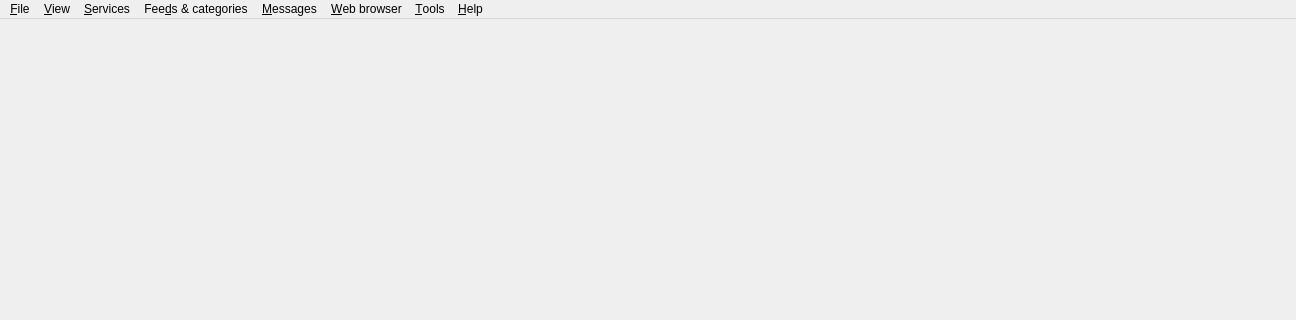
This is src/gui/dialogs/formmain.ui in martinrotter/rssguard as Qt 5 draws it before an edit; both pictures show x 0 to 1296 and y 0 to 320 of the 1296 by 677 pixel window. The edited form follows.
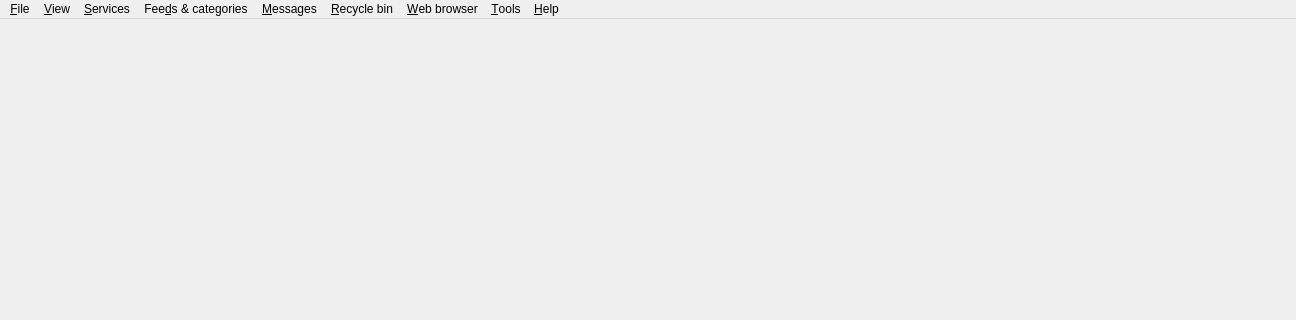
This is the edited form. Custom widgets are drawn as their Qt base class.

Commit message: Added global recycle bin menu and ability to empty/restore individiual bins or all of them.

```diff
--- a/src/gui/dialogs/formmain.ui
+++ b/src/gui/dialogs/formmain.ui
@@ -178,11 +178,19 @@
     <addaction name="m_actionServiceEdit"/>
     <addaction name="m_actionServiceDelete"/>
    </widget>
+   <widget class="QMenu" name="m_menuRecycleBin">
+    <property name="title">
+     <string>&amp;Recycle bin</string>
+    </property>
+    <addaction name="m_actionRestoreAllRecycleBins"/>
+    <addaction name="m_actionEmptyAllRecycleBins"/>
+   </widget>
    <addaction name="m_menuFile"/>
    <addaction name="m_menuView"/>
    <addaction name="m_menuServices"/>
    <addaction name="m_menuFeeds"/>
    <addaction name="m_menuMessages"/>
+   <addaction name="m_menuRecycleBin"/>
    <addaction name="m_menuWebBrowser"/>
    <addaction name="m_menuTools"/>
    <addaction name="m_menuHelp"/>
```
Left out of the diff: 116 changed lines with no effect on the pictures. The commit also changes 14 other files.
